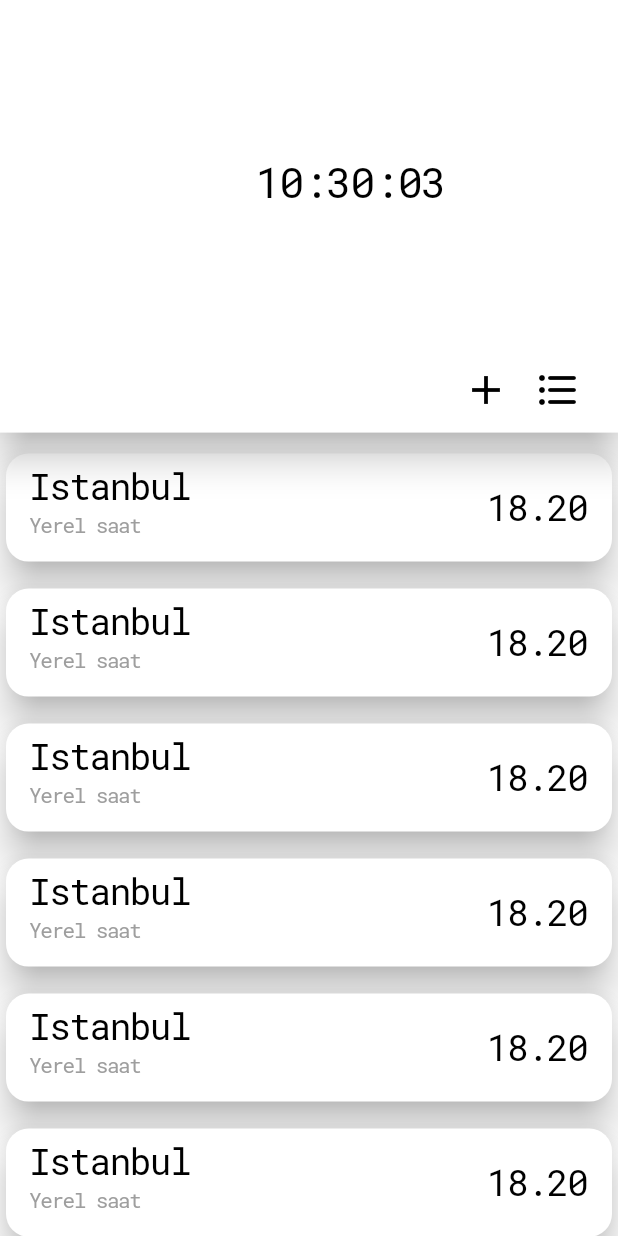
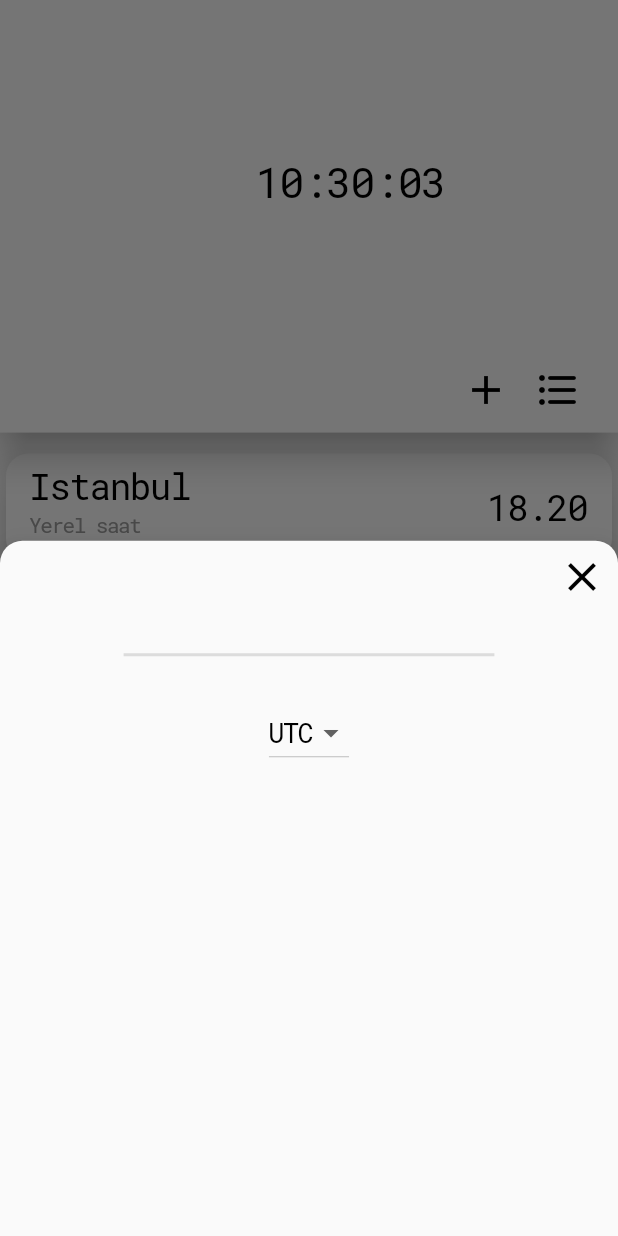
Before and after one commit to MertSaygili/Clock-Project, a Flutter app: the ClockPageView screen opened directly, after a tap on the "add" icon, on a phone screen of 412 x 824 dp. Run offline on Flutter 3.47's test engine with Material 2 defaults, Android fonts, the phone set to English and light mode, and no system bars; our stand-ins replace numberpicker, percent_indicator, timezone.

Commit message:
custom sheet works

```diff
--- a/lib/constants/constants.dart
+++ b/lib/constants/constants.dart
@@ -28,6 +28,10 @@ class FontSizes {
 }
 
 class PaddignItems {
+  final EdgeInsets paddingTopOnly = EdgeInsets.only(
+    top: PaddingValues().paddingNormal,
+  );
+
   final EdgeInsets paddingCard = EdgeInsets.only(
     top: PaddingValues().paddingSmall,
   );
--- a/lib/ui/view/clock_page.dart
+++ b/lib/ui/view/clock_page.dart
@@ -1,5 +1,7 @@
+import 'package:clock_project/constants/constants.dart';
 import 'package:clock_project/time/time.dart';
 import 'package:clock_project/ui/widgets/custom_appbar.dart';
+import 'package:clock_project/ui/widgets/custom_icon_button.dart';
 import 'package:flutter/material.dart';
 import 'package:intl/intl.dart';
 import 'dart:async';
@@ -16,13 +18,11 @@ class ClockPageView extends StatefulWidget {
 
 class _ClockPageViewState extends State<ClockPageView> with Time {
   //todo:: add card dynimacly exct
-  late final String _location;
+  late String _location;
   late final Timer _everySecond;
   late final Iterable<String> _locations;
   late String _currentValue;
   late String _now;
-
-  final TimeZones _timeZones = TimeZones();
   final DateFormat _dateFormat = DateFormat('Hms');
 
   @override
@@ -30,7 +30,6 @@ class _ClockPageViewState extends State<ClockPageView> with Time {
     super.initState();
     setTime();
     updateTime();
-    _setLocations();
   }
 
   @override
@@ -46,7 +45,7 @@ class _ClockPageViewState extends State<ClockPageView> with Time {
         isScrolled: true,
         title: _now,
         prefferedSize: MediaQuery.of(context).size.height * 0.35,
-        addFun: _takeLocation,
+        addFun: _bottomSheet,
       ),
       body: ListView.builder(itemBuilder: (context, index) {
         return const CustomClockCard(
@@ -58,14 +57,27 @@ class _ClockPageViewState extends State<ClockPageView> with Time {
     );
   }
 
-  // functions
-  void _takeLocation() {
-    // _customModalBottomSheet();
+  // Functions
+  _addLocation(String location) {
+    setState(() {
+      _location = location;
+    });
   }
 
-  void _setLocations() {
-    _locations = _timeZones.getLocations();
-    _currentValue = _locations.first;
+  _bottomSheet() async {
+    double bRadius = 15;
+    double elevation = 15;
+
+    final result = await showModalBottomSheet(
+        isDismissible: false,
+        isScrollControlled: false,
+        elevation: elevation,
+        shape: RoundedRectangleBorder(
+            borderRadius: BorderRadius.vertical(top: Radius.circular(bRadius))),
+        context: context,
+        builder: (context) {
+          return const CustomSheet(size: 0.6);
+        });
   }
 
   // current time functions
@@ -87,49 +99,109 @@ class _ClockPageViewState extends State<ClockPageView> with Time {
   disposeTimer() {
     _everySecond.cancel();
   }
+}
 
-  // String _customModalBottomSheet() {
-  //   double bR = 15; // borderRadius
-  //   double elevation = 15;
+class CustomSheet extends StatefulWidget {
+  const CustomSheet({super.key, required this.size});
 
-  //   void close() {
-  //     Navigator.pop(context);
-  //   }
+  final double size;
 
-  //   showModalBottomSheet(
-  //       shape: RoundedRectangleBorder(
-  //         borderRadius: BorderRadius.vertical(top: Radius.circular(bR)),
-  //       ),
-  //       isDismissible: false,
-  //       isScrollControlled: true,
-  //       elevation: elevation,
-  //       context: context,
-  //       builder: (context) {
-  //         return StatefulBuilder(
-  //             builder: (BuildContext context, StateSetter setState) {
-  //           return SizedBox(
-  //             height: MediaQuery.of(context).size.height * 0.6,
-  //             child: Column(
-  //               children: [
-  //                 Align(
-  //                   alignment: Alignment.centerRight,
-  //                   child: IconButton(
-  //                     onPressed: () {},
-  //                     icon: CustomIconButton(
-  //                       icon: IconItems().closeIcon,
-  //                       fun: close,
-  //                     ),
-  //                   ),
-  //                 ),
-  //                 // _dropDownButton(context),
-  //               ],
-  //             ),
-  //           );
-  //         });
-  //       });
+  @override
+  State<CustomSheet> createState() => _CustomSheetState();
+}
 
-  //   return 'x';
-  // }
+class _CustomSheetState extends State<CustomSheet> {
+  String _timeZoneName = '';
+
+  @override
+  Widget build(BuildContext context) {
+    return SizedBox(
+      height: MediaQuery.of(context).size.height * widget.size,
+      child: Column(children: [
+        _closeButton(),
+        _customDivider(context),
+        Padding(
+          padding: PaddignItems().paddingTopOnly,
+          child: CustomDropdownButton(fun: _setTimezone),
+        )
+      ]),
+    );
+  }
+
+  Padding _customDivider(BuildContext context) {
+    return Padding(
+      padding: PaddignItems().paddingTopOnly,
+      child: Divider(
+        thickness: 2,
+        endIndent: MediaQuery.of(context).size.width * 0.2,
+        indent: MediaQuery.of(context).size.width * 0.2,
+      ),
+    );
+  }
+
+  Align _closeButton() {
+    return Align(
+      alignment: Alignment.topRight,
+      child: CustomIconButton(
+        icon: IconItems().closeIcon,
+        fun: _closeSheet,
+      ),
+    );
+  }
+
+  void _setTimezone(String newTimeZone) =>
+      setState(() => _timeZoneName = newTimeZone);
+  void _closeSheet() => Navigator.of(context).pop<String>('null');
+}
+
+class CustomDropdownButton extends StatefulWidget {
+  const CustomDropdownButton({super.key, required this.fun});
+
+  final Function fun;
+
+  @override
+  State<CustomDropdownButton> createState() => _CustomDropdownButtonState();
+}
+
+class _CustomDropdownButtonState extends State<CustomDropdownButton> {
+  late final Iterable<String> _locations;
+  final TimeZones _timeZones = TimeZones();
+
+  late String _currentItem;
+
+  @override
+  void initState() {
+    super.initState();
+    _setLocations();
+  }
+
+  void _setLocations() {
+    _locations = _timeZones.getLocations();
+    _currentItem = _locations.first;
+  }
+
+  @override
+  Widget build(BuildContext context) {
+    return DropdownButton(
+      value: _currentItem,
+      items: _locations.map((String val) {
+        return DropdownMenuItem(
+          value: val,
+          child: Text(
+            val,
+            style: Theme.of(context).textTheme.headline3,
+          ),
+        );
+      }).toList(),
+      onChanged: (value) {
+        setState(() {
+          _currentItem = value.toString();
+          widget.fun(_currentItem);
+        });
+      },
+    );
+  }
+}
 
 // //todo:: currentValue'yu guncellemiyor --> mimari sikinti oldugunu dusunuyorum
 //   DropdownButton<String> _dropDownButton(BuildContext context) {
@@ -152,4 +224,3 @@ class _ClockPageViewState extends State<ClockPageView> with Time {
 //       }).toList(),
 //     );
 // }
-}
```
